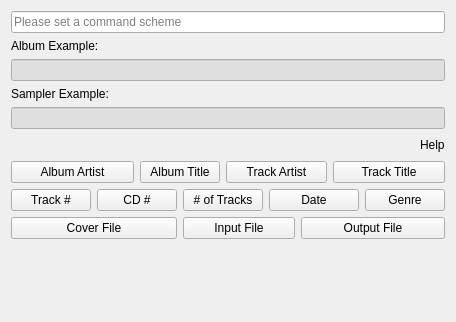
First picture: the form in dialogs/commandwizardwidgetUI.ui, repository KDE/audex, before the edit.
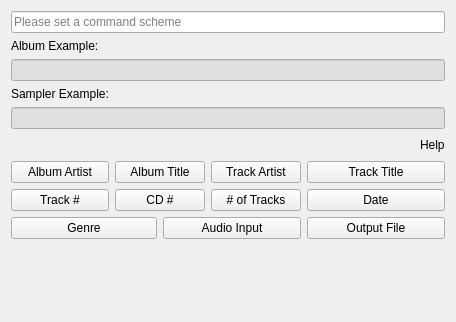
Second picture: the form after the edit. Custom widgets are drawn as their Qt base class.

```diff
--- a/dialogs/commandwizardwidgetUI.ui
+++ b/dialogs/commandwizardwidgetUI.ui
@@ -278,21 +278,6 @@
    </item>
    <item row="6" column="0" colspan="2">
     <widget class="QPushButton" name="kpushbutton_albumartist">
-     <property name="minimumSize">
-      <size>
-       <width>0</width>
-       <height>0</height>
-      </size>
-     </property>
-     <property name="maximumSize">
-      <size>
-       <width>16777215</width>
-       <height>16777215</height>
-      </size>
-     </property>
-     <property name="toolTip">
-      <string/>
-     </property>
      <property name="text">
       <string>Album Artist</string>
      </property>
@@ -300,71 +285,26 @@
    </item>
    <item row="6" column="2" colspan="2">
     <widget class="QPushButton" name="kpushbutton_albumtitle">
-     <property name="minimumSize">
-      <size>
-       <width>0</width>
-       <height>0</height>
-      </size>
-     </property>
-     <property name="maximumSize">
-      <size>
-       <width>16777215</width>
-       <height>16777215</height>
-      </size>
-     </property>
-     <property name="toolTip">
-      <string/>
-     </property>
      <property name="text">
       <string>Album Title</string>
      </property>
     </widget>
    </item>
-   <item row="6" column="4" colspan="3">
+   <item row="6" column="4" colspan="2">
     <widget class="QPushButton" name="kpushbutton_trackartist">
-     <property name="minimumSize">
-      <size>
-       <width>0</width>
-       <height>0</height>
-      </size>
-     </property>
-     <property name="maximumSize">
-      <size>
-       <width>16777215</width>
-       <height>16777215</height>
-      </size>
-     </property>
-     <property name="toolTip">
-      <string/>
-     </property>
      <property name="text">
       <string>Track Artist</string>
      </property>
     </widget>
    </item>
-   <item row="6" column="7" colspan="2">
+   <item row="6" column="6" colspan="3">
     <widget class="QPushButton" name="kpushbutton_tracktitle">
-     <property name="minimumSize">
-      <size>
-       <width>0</width>
-       <height>0</height>
-      </size>
-     </property>
-     <property name="maximumSize">
-      <size>
-       <width>16777215</width>
-       <height>16777215</height>
-      </size>
-     </property>
-     <property name="toolTip">
-      <string/>
-     </property>
      <property name="text">
       <string>Track Title</string>
      </property>
     </widget>
    </item>
-   <item row="7" column="0">
+   <item row="7" column="0" colspan="2">
     <widget class="QPushButton" name="kpushbutton_trackno">
      <property name="toolTip">
       <string/>
@@ -374,7 +314,7 @@
      </property>
     </widget>
    </item>
-   <item row="7" column="1" colspan="2">
+   <item row="7" column="2" colspan="2">
     <widget class="QPushButton" name="kpushbutton_cdno">
      <property name="toolTip">
       <string/>
@@ -384,14 +324,14 @@
      </property>
     </widget>
    </item>
-   <item row="7" column="3" colspan="2">
+   <item row="7" column="4" colspan="2">
     <widget class="QPushButton" name="kpushbutton_nooftracks">
      <property name="text">
       <string># of Tracks</string>
      </property>
     </widget>
    </item>
-   <item row="7" column="5" colspan="3">
+   <item row="7" column="6" colspan="3">
     <widget class="QPushButton" name="kpushbutton_date">
      <property name="toolTip">
       <string/>
@@ -401,7 +341,7 @@
      </property>
     </widget>
    </item>
-   <item row="7" column="8">
+   <item row="8" column="0" colspan="3">
     <widget class="QPushButton" name="kpushbutton_genre">
      <property name="toolTip">
       <string/>
@@ -411,23 +351,13 @@
      </property>
     </widget>
    </item>
-   <item row="8" column="0" colspan="3">
-    <widget class="QPushButton" name="kpushbutton_cover_file">
-     <property name="toolTip">
-      <string/>
-     </property>
-     <property name="text">
-      <string>Cover File</string>
-     </property>
-    </widget>
-   </item>
    <item row="8" column="3" colspan="3">
     <widget class="QPushButton" name="kpushbutton_input_file">
      <property name="toolTip">
       <string/>
      </property>
      <property name="text">
-      <string>Input File</string>
+      <string>Audio Input</string>
      </property>
     </widget>
    </item>
@@ -441,7 +371,17 @@
      </property>
     </widget>
    </item>
-   <item row="9" column="3" colspan="2">
+   <item row="9" column="0" colspan="9">
+    <widget class="QLabel" name="label_note">
+     <property name="text">
+      <string/>
+     </property>
+     <property name="wordWrap">
+      <bool>true</bool>
+     </property>
+    </widget>
+   </item>
+   <item row="10" column="3" colspan="2">
     <spacer name="verticalSpacer">
      <property name="orientation">
       <enum>Qt::Vertical</enum>
```
Left out of the diff: 21 changed lines with no effect on the pictures.
